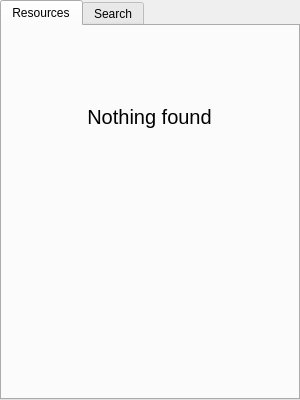
The window that client/nx_client_desktop/src/ui/widgets/resource_browser_widget.ui (networkoptix/nx_open) describes before a commit, drawn with Qt 5.
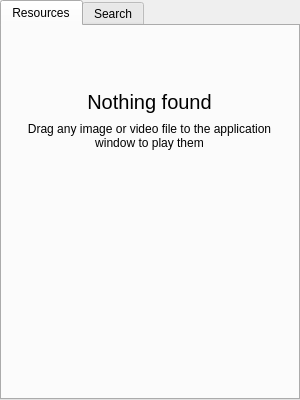
The same window after the commit. The open tabs and pages were chosen to show the change. Custom widgets are drawn as their Qt base class.

Commit message:
VMS-11534: "Local Files" resource search state. First part
<==== Mercurial data ====>
Branch: xVMS_11524_instant_resource_search

```diff
--- a/client/nx_client_desktop/src/ui/widgets/resource_browser_widget.ui
+++ b/client/nx_client_desktop/src/ui/widgets/resource_browser_widget.ui
@@ -160,28 +160,21 @@
          </widget>
          <widget class="QWidget" name="nothingFoundPage">
           <layout class="QVBoxLayout" name="verticalLayout_4">
-           <item>
-            <widget class="QWidget" name="widget" native="true">
-             <property name="sizePolicy">
-              <sizepolicy hsizetype="Preferred" vsizetype="Fixed">
-               <horstretch>0</horstretch>
-               <verstretch>0</verstretch>
-              </sizepolicy>
-             </property>
-             <property name="minimumSize">
-              <size>
-               <width>0</width>
-               <height>64</height>
-              </size>
-             </property>
-             <property name="maximumSize">
-              <size>
-               <width>16777215</width>
-               <height>64</height>
-              </size>
-             </property>
-            </widget>
-           </item>
+           <property name="spacing">
+            <number>8</number>
+           </property>
+           <property name="leftMargin">
+            <number>16</number>
+           </property>
+           <property name="topMargin">
+            <number>64</number>
+           </property>
+           <property name="rightMargin">
+            <number>16</number>
+           </property>
+           <property name="bottomMargin">
+            <number>0</number>
+           </property>
            <item>
             <widget class="QLabel" name="nothingFoundLabel">
              <property name="font">
@@ -195,8 +188,37 @@
              <property name="alignment">
               <set>Qt::AlignHCenter|Qt::AlignTop</set>
              </property>
+             <property name="wordWrap">
+              <bool>true</bool>
+             </property>
             </widget>
            </item>
+           <item>
+            <widget class="QLabel" name="nothingFoundDescriptionLabel">
+             <property name="text">
+              <string>Drag any image or video file to the application window to play them</string>
+             </property>
+             <property name="alignment">
+              <set>Qt::AlignHCenter|Qt::AlignTop</set>
+             </property>
+             <property name="wordWrap">
+              <bool>true</bool>
+             </property>
+            </widget>
+           </item>
+           <item>
+            <spacer name="verticalSpacer_2">
+             <property name="orientation">
+              <enum>Qt::Vertical</enum>
+             </property>
+             <property name="sizeHint" stdset="0">
+              <size>
+               <width>20</width>
+               <height>40</height>
+              </size>
+             </property>
+            </spacer>
+           </item>
           </layout>
          </widget>
         </widget>
```
Left out of the diff: 2 changed lines with no effect on the pictures. The commit also changes 4 other files.
